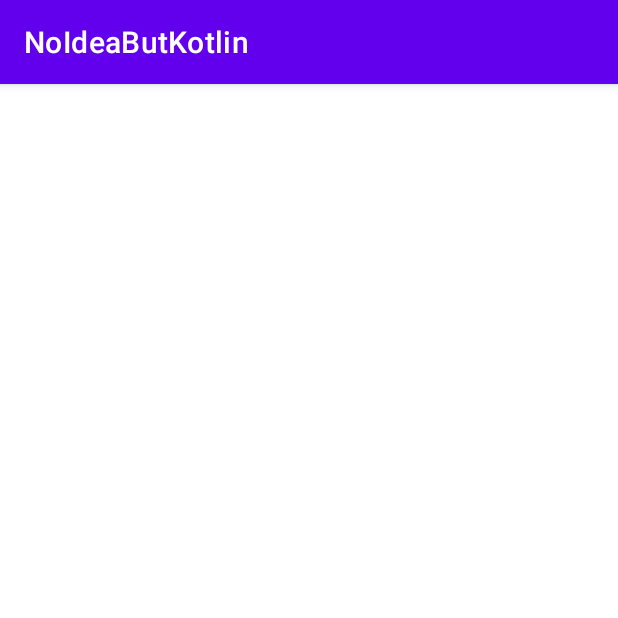
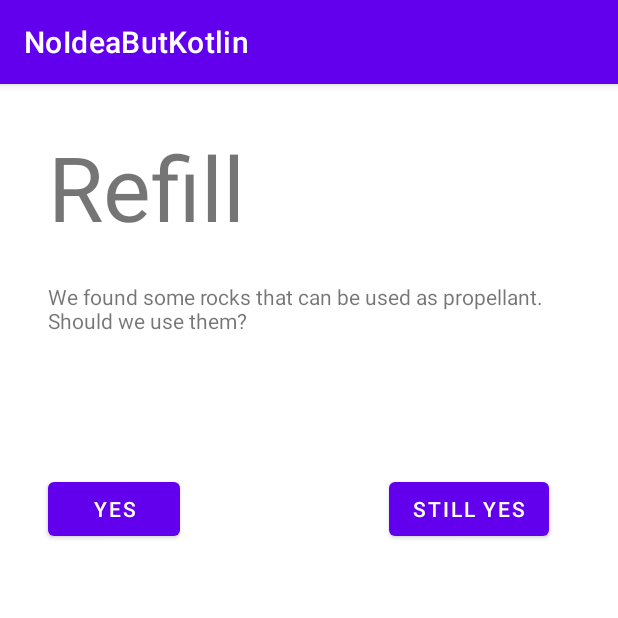
Before and after one commit to Magnani95/NoIdeaButKotlin, an Android app: the GameActivity screen opened directly, with no data from a screen before it, after a tap on "EVENT", on a phone screen of 412 x 824 dp, the top half of it. Run offline under Robolectric (Android 15) with nearby library versions, the phone set to English and light mode, and no system bars; 2 other taps on this screen came first.

```diff
--- a/app/build.gradle
+++ b/app/build.gradle
@@ -41,4 +41,6 @@ dependencies {
     testImplementation 'junit:junit:4.13.2'
     androidTestImplementation 'androidx.test.ext:junit:1.1.3'
     androidTestImplementation 'androidx.test.espresso:espresso-core:3.4.0'
+
+
 }
--- a/app/src/main/java/com/example/noideabutkotlin/MainActivity.kt
+++ b/app/src/main/java/com/example/noideabutkotlin/MainActivity.kt
@@ -21,12 +21,10 @@ class MainActivity : AppCompatActivity() {
 
     var bundle : Bundle? = null
     val listener : MainListener = MainListener(this)
-    var ship : Ship = Ship()
 
     override fun onCreate(savedInstanceState: Bundle?) {
         Log.d("MAG_Entry", "MainAct - OnCreate")
         super.onCreate(savedInstanceState)
-        var ship:Ship = Ship()
         setContentView(R.layout.main_activity)
     }
 
--- a/app/src/main/java/com/example/noideabutkotlin/Ship.kt
+++ b/app/src/main/java/com/example/noideabutkotlin/Ship.kt
@@ -1,5 +1,6 @@
 package com.example.noideabutkotlin
 
+import android.os.Parcelable
 import android.util.Log
 import android.widget.ProgressBar
 import android.widget.TextView
@@ -11,27 +12,19 @@ import com.example.noideabutkotlin.mandatory.*
 import java.util.concurrent.ExecutorService
 import java.util.concurrent.locks.ReentrantLock
 
-class Ship{
-	lateinit var engineModule: Engine
-	lateinit var energyModule : Energy
-	lateinit var position : Position
+
+class Ship() : Parcelable{
+	var engineModule: Engine = engineGenerator()
+	var energyModule : Energy = energyGenerator()
+	var position : Position = positionGenerator()
 	var status : Status = Status()
 	var tickDone = ReentrantLock()
 	var running : Boolean = true
 	var pause : Boolean = false
-	init {
 
-	}
-	constructor(){
-		Log.d("MAGNANI", "engine generation ")
-		this.engineModule = engineGenerator()
-		Log.d("MAGNANI", "energy generation ")
-		this.energyModule = energyGenerator()
-		Log.d("MAGNANI", "position generation ")
-		this.position = positionGenerator()
-	}
-	constructor(engine: Engine){
-		this.engineModule = engine
+	constructor(parcel: android.os.Parcel) : this() {
+		running = parcel.readByte() != 0.toByte()
+		pause = parcel.readByte() != 0.toByte()
 	}
 
 	fun tick( workerPool: ExecutorService){
@@ -83,14 +76,10 @@ class Ship{
 				while (!pause){
 					Log.d("MAGNANI", "tick")
 					this.tick(workerPool)
-					Log.d("MAGNANI", "pre-lock")
 					//this.tickDone.lock()
-					Log.d("MAGNANI", "post-lock ${activity}")
 					updateGraphic(activity)
-					Log.d("MAGNANI", "gameCycle: post update graphics")
 					//this.tickDone.unlock()
 					Thread.sleep(1000)
-					Log.d("MAGNANI", "gamecycle: post sleep")
 				}
 			}else{
 				Log.d("MAGNANI", "tock")
@@ -148,4 +137,23 @@ class Ship{
 		Log.d("MAGNANI", "updateGraphics: end")
 */
 	}
+
+	override fun describeContents(): Int {
+		TODO("Not yet implemented")
+	}
+
+	override fun writeToParcel(parcel: android.os.Parcel, flags: Int) {
+		parcel.writeByte(if (running) 1 else 0)
+		parcel.writeByte(if (pause) 1 else 0)
+	}
+
+	companion object CREATOR : Parcelable.Creator<Ship> {
+		override fun createFromParcel(parcel: android.os.Parcel): Ship {
+			return Ship(parcel)
+		}
+
+		override fun newArray(size: Int): Array<Ship?> {
+			return arrayOfNulls(size)
+		}
+	}
 }
--- a/app/src/main/java/com/example/noideabutkotlin/activities/EventActivity.kt
+++ b/app/src/main/java/com/example/noideabutkotlin/activities/EventActivity.kt
@@ -1,19 +1,53 @@
 package com.example.noideabutkotlin.activities
 
 import android.os.Bundle
+import android.util.Log
+import android.view.View
+import android.widget.Button
 import android.widget.EditText
 import android.widget.TextView
 import androidx.appcompat.app.AppCompatActivity
 import com.example.noideabutkotlin.R
+import com.example.noideabutkotlin.Ship
 
 class EventActivity : AppCompatActivity() {
 
+	val listener : EventListener = EventListener(this)
+
 	override fun onCreate(savedInstanceState: Bundle?) {
 		super.onCreate(savedInstanceState)
+		setContentView(R.layout.event_activity)
 
-		val title = findViewById<TextView>(R.id.Title)
-		val desc = findViewById<TextView>(R.id.Description)
-		title.text = "ciao"
-		desc.text = "descrizione dell'evento"
+		var title = findViewById<TextView>(R.id.Title)
+		var desc = findViewById<TextView>(R.id.Description)
+		title.text = intent.getStringExtra("title")
+		desc.text = intent.getStringExtra("description")
+
+		val yesButton = findViewById<Button>(R.id.yesButton)
+		val stillYesButton = findViewById<Button>(R.id.stillYesButton)
+
+		yesButton.setOnClickListener(listener)
+		stillYesButton.setOnClickListener(listener)
+
+		var ship: Ship = intent.getParcelableExtra<Ship>("ship")!!
+
+		val yes = findViewById<Button>(R.id.yesButton)
+		val stillYes = findViewById<Button>(R.id.stillYesButton)
+		yes.setOnClickListener(listener)
+		stillYes.setOnClickListener(listener)
+	}
+
+	override fun onStart() {
+		super.onStart()
+
+
 	}
 }
+
+class EventListener(activity: EventActivity)  : View.OnClickListener{
+	override fun onClick(v: View?) {
+
+
+	}
+
+}
--- a/app/src/main/java/com/example/noideabutkotlin/activities/GameActivity.kt
+++ b/app/src/main/java/com/example/noideabutkotlin/activities/GameActivity.kt
@@ -22,12 +22,28 @@ class GameActivity() : AppCompatActivity() {
 	var listener : GameListener = GameListener(this)
 	var ship : Ship = Ship()
 	var begin : Boolean = true
-
-
+	lateinit var b : Bundle
 	override fun onCreate(savedInstanceState: Bundle?) {
 		Log.d("MAG_Entry", "GameCreate - OnCreate")
 		super.onCreate(savedInstanceState)
 		setContentView(R.layout.game_activity)
+		Log.d("MAGNANIS", "onCreate: bundle ${savedInstanceState}")
+
+		if (savedInstanceState != null) {
+			b = savedInstanceState
+		}else{
+			b = Bundle()
+		}
+		if (b.containsKey("ship")){
+			Log.d("MAGNANIS", "onCreate: ship parcelize")
+			this.ship = b.getParcelable<Ship>("ship")!!
+			this.ship.pause = false
+		}
+		if (b.containsKey("begin")){
+			Log.d("MAGNANI", "onCreate: begin")
+			this.begin = b.getBoolean("begin")
+		}
+
 
 
 		var switch = findViewById<TextView>(R.id.engineDirection)
@@ -61,8 +77,34 @@ class GameActivity() : AppCompatActivity() {
 			}
 		}
 		begin = false
+		ship.updateGraphic(this)
 	}
 
+	override fun onResume() {
+		super.onResume()
+
+	}
+
+	override fun onPause() {
+		super.onPause()
+		this.ship.pause = true
+	}
+	override fun onStop() {
+		super.onStop()
+
+	}
+
+	override fun onSaveInstanceState(outState: Bundle) {
+		super.onSaveInstanceState(outState)
+		Log.d("MAGNANI", "onSave..: inserting value")
+		outState.putParcelable("ship",ship)
+		outState.putBoolean("begin", begin)
+		outState.putInt("conta", 5)
+	}
+	override fun onDestroy() {
+		super.onDestroy()
+
+	}
 }
 
 class GameListener(var activity: GameActivity) : View.OnClickListener {
@@ -111,6 +153,7 @@ class GameListener(var activity: GameActivity) : View.OnClickListener {
 				this.activity.ship.pause = true
 				intent.putExtra("title", "Refill tank")
 				intent.putExtra( "description", "We found some rocks that can be used as propellant. Should we use them?")
+				intent.putExtra("ship", activity.ship)
 				activity.startActivity(intent)
 			}else{
 				Log.d("MAG-value", "premuto altro " )
--- a/app/src/main/java/com/example/noideabutkotlin/activities/LoginActivity.kt
+++ /dev/null
@@ -1,5 +0,0 @@
-package com.example.noideabutkotlin.activities
-
-class LoginActivity {
-
-}
--- a/app/src/main/java/com/example/noideabutkotlin/mandatory/Engine.kt
+++ b/app/src/main/java/com/example/noideabutkotlin/mandatory/Engine.kt
@@ -141,6 +141,9 @@ class Engine (var fuelType : FuelType, var tank : Tank, var efficiencyManager: L
 	}
 
 	fun setThrustPercentage(p : UByte) {
+		if (this.tank.isEmpty()){
+			this.thrust = 0u
+		}else{
 			if (p < 100u) {
 				Log.d("MAGNANI", "setThrust(percent) ${p}")
 				when (this.direction) {
@@ -161,7 +164,7 @@ class Engine (var fuelType : FuelType, var tank : Tank, var efficiencyManager: L
 			}
 		}
 	}
-
+}
 class LoadManager{
 
 	var efficiency = UByteArray(101)
--- a/app/src/main/res/layout/event_activity.xml
+++ b/app/src/main/res/layout/event_activity.xml
@@ -7,20 +7,40 @@
 
     <TextView
         android:id="@+id/Title"
-        android:layout_width="78dp"
-        android:layout_height="39dp"
+        android:layout_width="211dp"
+        android:layout_height="80dp"
         android:layout_marginStart="32dp"
         android:layout_marginTop="28dp"
         android:text="Title"
+        android:textSize="60sp"
         app:layout_constraintStart_toStartOf="parent"
         app:layout_constraintTop_toTopOf="parent" />
 
     <TextView
         android:id="@+id/Description"
+        android:layout_width="334dp"
+        android:layout_height="67dp"
+        android:layout_marginTop="24dp"
+        android:text="TextView"
+        android:textAlignment="textStart"
+        app:layout_constraintStart_toStartOf="@+id/Title"
+        app:layout_constraintTop_toBottomOf="@+id/Title" />
+
+    <Button
+        android:id="@+id/yesButton"
         android:layout_width="wrap_content"
         android:layout_height="wrap_content"
-        android:layout_marginTop="24dp"
-        android:text="TextView"
-        app:layout_constraintStart_toStartOf="@+id/Title"
-        app:layout_constraintTop_toBottomOf="@+id/Title" />
+        android:layout_marginTop="60dp"
+        android:text="Yes"
+        app:layout_constraintStart_toStartOf="@+id/Description"
+        app:layout_constraintTop_toBottomOf="@+id/Description" />
+
+    <Button
+        android:id="@+id/stillYesButton"
+        android:layout_width="wrap_content"
+        android:layout_height="wrap_content"
+        android:layout_marginTop="60dp"
+        android:text="Still Yes"
+        app:layout_constraintEnd_toEndOf="@+id/Description"
+        app:layout_constraintTop_toBottomOf="@+id/Description" />
 </androidx.constraintlayout.widget.ConstraintLayout>
--- a/build.gradle
+++ b/build.gradle
@@ -3,6 +3,7 @@ plugins {
     id 'com.android.application' version '7.2.2' apply false
     id 'com.android.library' version '7.2.2' apply false
     id 'org.jetbrains.kotlin.android' version '1.6.10' apply false
+
 }
 
 task clean(type: Delete) {
```
Also changed, not shown: app/src/main/res/layout/game_activity.xml (+10 -8 lines). Lines whose indentation alone changed are shown as unchanged.
